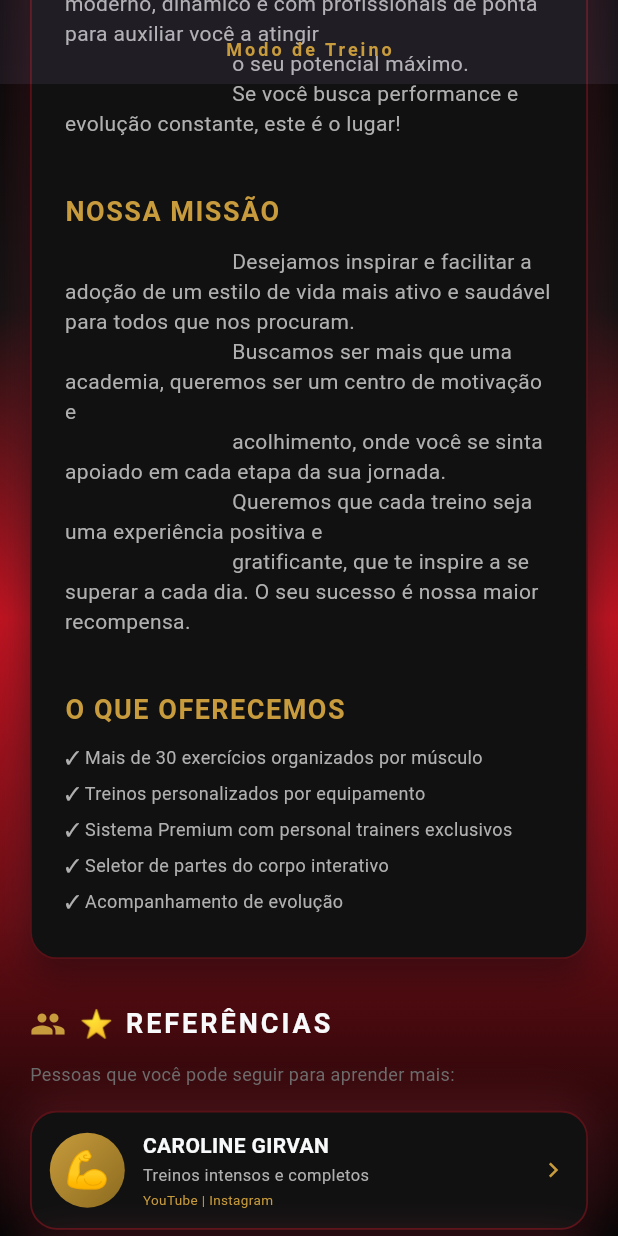
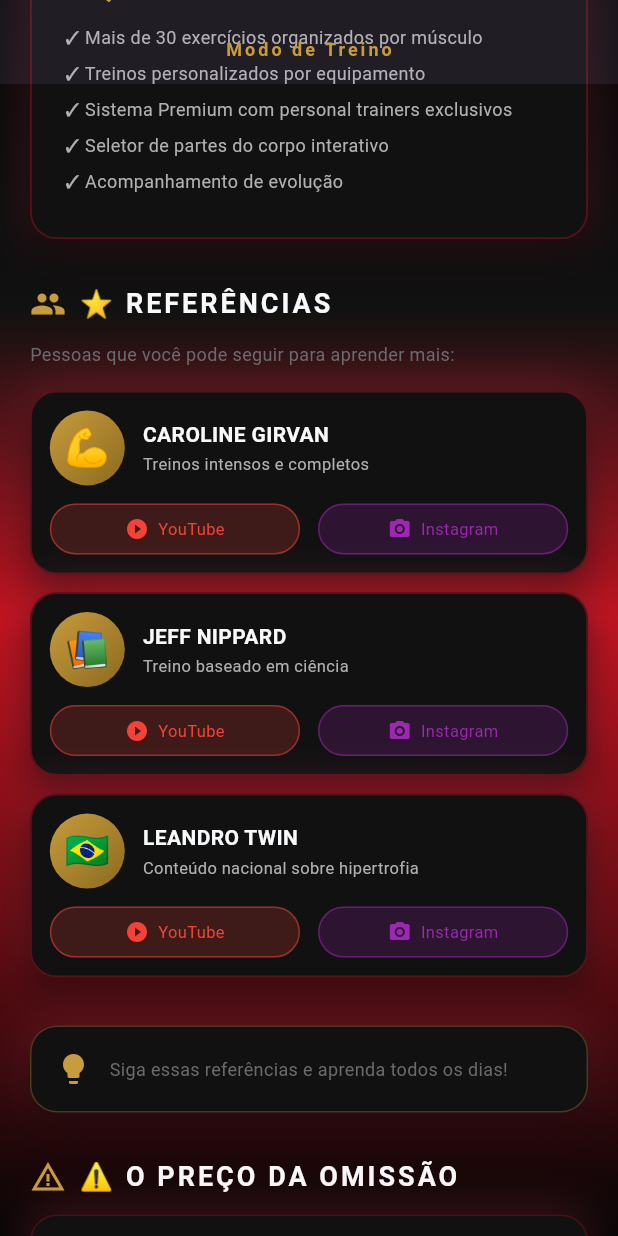
Before and after one commit to Car1os7/appLeandro, a Flutter app: the screen it shows after launch, scrolled down 1152 dp, on a phone screen of 412 x 824 dp. Run offline on Flutter 3.47's test engine with Material 3 defaults, Android fonts, the light colour scheme and no system bars; our stand-ins replace shared_preferences; missing offline and left inert: flutter_body_part_selector.

Commit message:
youtuber e instagram
adicionado a url das redes sociais

```diff
--- a/meu_app_treino/lib/screens/landing_page.dart
+++ b/meu_app_treino/lib/screens/landing_page.dart
@@ -2,8 +2,9 @@
 // 📦 IMPORTAÇÕES NECESSÁRIAS
 // ============================================
 import 'package:flutter/material.dart';
-import '../theme/app_theme.dart';           // Cores, textos e estilos do app
-import 'transition_dmc_screen.dart';        // Tela de carregamento interativa
+import 'package:url_launcher/url_launcher.dart';
+import '../theme/app_theme.dart';
+import 'transition_dmc_screen.dart';
 
 // ============================================
 // 🏠 TELA INICIAL (LANDING PAGE)
@@ -11,6 +12,19 @@
 // ============================================
 
 class LandingPage extends StatelessWidget {
+
+  // ============================================
+  // 🔗 FUNÇÃO PARA ABRIR LINKS
+  // ============================================
+  Future<void> _abrirLink(String url) async {
+    final Uri uri = Uri.parse(url);
+    if (await canLaunchUrl(uri)) {
+      await launchUrl(uri, mode: LaunchMode.externalApplication);
+    } else {
+      throw 'Não foi possível abrir o link: $url';
+    }
+  }
+
   @override
   Widget build(BuildContext context) {
     return Scaffold(
@@ -19,7 +33,7 @@
           // ========== 🔴 FUNDO COM GRADIENTE ==========
           Container(
             decoration: BoxDecoration(
-              gradient: AppColors.landingGradient,  // Gradiente do tema
+              gradient: AppColors.landingGradient,
             ),
           ),
 
@@ -28,19 +42,19 @@
             slivers: [
               // ========== 🎨 CABEÇALHO (APP BAR EXPANDIDA) ==========
               SliverAppBar(
-                expandedHeight: 320,      // Altura quando expandido
+                expandedHeight: 320,
                 floating: false,
-                pinned: true,             // Fica fixo no topo
+                pinned: true,
                 backgroundColor: Colors.transparent,
                 elevation: 0,
                 flexibleSpace: FlexibleSpaceBar(
                   title: Text(
-                    AppTexts.appName,     // Nome do app (do tema)
+                    AppTexts.appName,
                     style: TextStyle(
                       fontSize: 12,
                       fontWeight: FontWeight.bold,
                       letterSpacing: 2,
-                      color: AppColors.accent,  // Cor dourada
+                      color: AppColors.accent,
                     ),
                   ),
                   centerTitle: true,
@@ -51,7 +65,7 @@
                         end: Alignment.bottomCenter,
                         colors: [
                           Colors.black.withOpacity(0.9),
-                          AppColors.primary.withOpacity(0.3),  // Vermelho suave
+                          AppColors.primary.withOpacity(0.3),
                           Colors.black.withOpacity(0.9),
                         ],
                       ),
@@ -60,13 +74,12 @@
                       child: Column(
                         mainAxisAlignment: MainAxisAlignment.center,
                         children: [
-                          // 🏋️ Ícone principal (halter)
                           Container(
                             padding: EdgeInsets.all(20),
                             decoration: BoxDecoration(
                               shape: BoxShape.circle,
                               border: Border.all(
-                                color: AppColors.accent,  // Borda dourada
+                                color: AppColors.accent,
                                 width: 3,
                               ),
                               boxShadow: [
@@ -80,12 +93,10 @@
                             child: Icon(
                               Icons.fitness_center,
                               size: 65,
-                              color: AppColors.primary,  // Vermelho
+                              color: AppColors.primary,
                             ),
                           ),
                           SizedBox(height: 20),
-
-                          // 📝 Títulos principais
                           Text(
                             "SUA JORNADA",
                             style: TextStyle(
@@ -133,7 +144,6 @@
                   child: Column(
                     crossAxisAlignment: CrossAxisAlignment.start,
                     children: [
-                      // 💬 Frase motivacional
                       _buildQuoteCard(
                         '"A dor que você sente hoje será a força que você terá amanhã."',
                       ),
@@ -191,18 +201,10 @@
                             ),
                             SizedBox(height: 10),
                             Text(
-                              '''
-                              Somos mais do que uma academia, somos uma comunidade comprometida com o seu bem-estar
-                              e evolução constante. A MINHA ACADEMIA PREMIUM nasceu com o propósito de transformar
-                              vidas por meio do movimento, do exercício físico e da convivência.
-                              Oferecemos um espaço moderno, dinâmico e com profissionais de ponta para auxiliar você a atingir
-                              o seu potencial máximo.
-                              Se você busca performance e evolução constante, este é o lugar!
-                              ''',
+                              'Somos mais do que uma academia, somos uma comunidade comprometida com o seu bem-estar e evolução constante...',
                               style: AppStyles.bodyMedium,
                             ),
                             SizedBox(height: 16),
-
                             Text(
                               'NOSSA MISSÃO',
                               style: TextStyle(
@@ -214,17 +216,10 @@
                             ),
                             SizedBox(height: 10),
                             Text(
-                              '''
-                              Desejamos inspirar e facilitar a adoção de um estilo de vida mais ativo e saudável para todos que nos procuram.
-                              Buscamos ser mais que uma academia, queremos ser um centro de motivação e
-                              acolhimento, onde você se sinta apoiado em cada etapa da sua jornada.
-                              Queremos que cada treino seja uma experiência positiva e
-                              gratificante, que te inspire a se superar a cada dia. O seu sucesso é nossa maior recompensa.
-                              ''',
+                              'Desejamos inspirar e facilitar a adoção de um estilo de vida mais ativo e saudável...',
                               style: AppStyles.bodyMedium,
                             ),
                             SizedBox(height: 16),
-
                             Text(
                               'O QUE OFERECEMOS',
                               style: TextStyle(
@@ -246,7 +241,7 @@
 
                       SizedBox(height: 30),
 
-                      // ========== ⭐ SEÇÃO 3: REFERÊNCIAS (INFLUENCIADORES) ==========
+                      // ========== ⭐ SEÇÃO 3: REFERÊNCIAS COM LINKS ==========
                       _buildSectionTitle('⭐ REFERÊNCIAS', Icons.people),
                       SizedBox(height: 12),
 
@@ -256,28 +251,35 @@
                       ),
                       SizedBox(height: 16),
 
-                      _buildInfluencerCard(
+                      // Caroline Girvan
+                      _buildInfluencerCardWithLinks(
                         nome: 'CAROLINE GIRVAN',
                         icone: '💪',
                         descricao: 'Treinos intensos e completos',
-                        redes: 'YouTube | Instagram',
+                        urlYouTube: 'https://youtube.com/@carolinegirvan',
+                        urlInstagram: 'https://instagram.com/carolinegirvan',
                       ),
-                      _buildInfluencerCard(
+
+                      // Jeff Nippard
+                      _buildInfluencerCardWithLinks(
                         nome: 'JEFF NIPPARD',
                         icone: '📚',
                         descricao: 'Treino baseado em ciência',
-                        redes: 'YouTube | Instagram',
+                        urlYouTube: 'https://youtube.com/@jeffnippard',
+                        urlInstagram: 'https://instagram.com/jeffnippard',
                       ),
-                      _buildInfluencerCard(
+
+                      // Leandro Twin
+                      _buildInfluencerCardWithLinks(
                         nome: 'LEANDRO TWIN',
                         icone: '🇧🇷',
                         descricao: 'Conteúdo nacional sobre hipertrofia',
-                        redes: 'YouTube | Instagram',
+                        urlYouTube: 'https://youtube.com/@leandrotwin',
+                        urlInstagram: 'https://instagram.com/leandrotwin',
                       ),
 
                       SizedBox(height: 20),
 
-                      // 💡 Dica extra
                       Container(
                         width: double.infinity,
                         padding: EdgeInsets.all(16),
@@ -326,7 +328,7 @@
                         width: double.infinity,
                         padding: EdgeInsets.all(25),
                         decoration: BoxDecoration(
-                          gradient: AppColors.premiumGradient,  // Gradiente dourado
+                          gradient: AppColors.premiumGradient,
                           borderRadius: BorderRadius.circular(20),
                           boxShadow: [
                             BoxShadow(
@@ -362,7 +364,6 @@
                               width: double.infinity,
                               child: ElevatedButton.icon(
                                 onPressed: () {
-                                  // Vai para a tela de carregamento interativo
                                   Navigator.push(
                                     context,
                                     MaterialPageRoute(
@@ -372,7 +373,7 @@
                                 },
                                 icon: Icon(Icons.arrow_forward, size: 22),
                                 label: Text(
-                                  AppTexts.enterButton,  // "AWAKEN YOUR POWER"
+                                  AppTexts.enterButton,
                                   style: TextStyle(
                                     fontSize: 16,
                                     fontWeight: FontWeight.bold,
@@ -397,7 +398,6 @@
 
                       SizedBox(height: 40),
 
-                      // 🏆 Frase final
                       Center(
                         child: Text(
                           '🏆 "O único treino ruim é o que não foi feito." 🏆',
@@ -423,10 +423,9 @@
   }
 
   // ============================================
-  // 🛠️ WIDGETS AUXILIARES (COMPONENTES REUTILIZÁVEIS)
+  // 🛠️ WIDGETS AUXILIARES
   // ============================================
 
-  // 📌 Título das seções (ex: "🔥 VANTAGENS")
   Widget _buildSectionTitle(String titulo, IconData icone) {
     return Row(
       children: [
@@ -445,7 +444,6 @@
     );
   }
 
-  // 💬 Card de frase motivacional
   Widget _buildQuoteCard(String quote) {
     return Container(
       width: double.infinity,
@@ -466,7 +464,6 @@
     );
   }
 
-  // ✅ Card de benefício/vantagem
   Widget _buildBenefitCard({
     required String titulo,
     required String descricao,
@@ -480,7 +477,6 @@
       ),
       child: Row(
         children: [
-          // Ícone com fundo dourado
           Container(
             padding: EdgeInsets.all(10),
             decoration: BoxDecoration(
@@ -515,7 +511,6 @@
     );
   }
 
-  // ⚠️ Card de aviso/desvantagem
   Widget _buildWarningCard({
     required String titulo,
     required String descricao,
@@ -557,7 +552,6 @@
     );
   }
 
-  // 📋 Item da lista "O que oferecemos"
   Widget _buildOfferItem(String texto) {
     return Padding(
       padding: EdgeInsets.only(bottom: 6),
@@ -568,12 +562,15 @@
     );
   }
 
-  // 🌟 Card de influenciador/referência
-  Widget _buildInfluencerCard({
+  // ============================================
+  // 🌟 CARD DE INFLUENCIADOR COM LINKS CLICÁVEIS
+  // ============================================
+  Widget _buildInfluencerCardWithLinks({
     required String nome,
     required String icone,
     required String descricao,
-    required String redes,
+    required String urlYouTube,
+    required String urlInstagram,
   }) {
     return Container(
       margin: EdgeInsets.only(bottom: 12),
@@ -581,9 +578,11 @@
       decoration: AppStyles.cardDecoration(
         backgroundColor: AppColors.cardBackground,
       ),
-      child: Row(
+      child: Column(
+        crossAxisAlignment: CrossAxisAlignment.start,
         children: [
-          // Ícone circular do influenciador
+          Row(
+            children: [
               Container(
                 width: 50,
                 height: 50,
@@ -613,17 +612,74 @@
                       descricao,
                       style: TextStyle(fontSize: 11, color: AppColors.textSecondary),
                     ),
-                SizedBox(height: 2),
+                  ],
+                ),
+              ),
+            ],
+          ),
+          SizedBox(height: 12),
+
+          // Botões de links
+          Row(
+            children: [
+              // Botão YouTube
+              Expanded(
+                child: _buildLinkButton(
+                  icone: Icons.play_circle_filled,
+                  cor: Colors.red,
+                  texto: 'YouTube',
+                  url: urlYouTube,
+                ),
+              ),
+              SizedBox(width: 12),
+
+              // Botão Instagram
+              Expanded(
+                child: _buildLinkButton(
+                  icone: Icons.camera_alt,
+                  cor: Colors.purple,
+                  texto: 'Instagram',
+                  url: urlInstagram,
+                ),
+              ),
+            ],
+          ),
+        ],
+      ),
+    );
+  }
+
+  // ============================================
+  // 🔘 BOTÃO DE LINK INDIVIDUAL
+  // ============================================
+  Widget _buildLinkButton({
+    required IconData icone,
+    required Color cor,
+    required String texto,
+    required String url,
+  }) {
+    return InkWell(
+      onTap: () => _abrirLink(url),
+      borderRadius: BorderRadius.circular(30),
+      child: Container(
+        padding: EdgeInsets.symmetric(vertical: 8),
+        decoration: BoxDecoration(
+          color: cor.withOpacity(0.2),
+          borderRadius: BorderRadius.circular(30),
+          border: Border.all(color: cor.withOpacity(0.5)),
+        ),
+        child: Row(
+          mainAxisAlignment: MainAxisAlignment.center,
+          children: [
+            Icon(icone, size: 16, color: cor),
+            SizedBox(width: 6),
             Text(
-                  redes,
-                  style: TextStyle(fontSize: 9, color: AppColors.accent),
+              texto,
+              style: TextStyle(fontSize: 11, color: cor),
             ),
           ],
         ),
       ),
-          Icon(Icons.chevron_right, color: AppColors.accent, size: 20),
-        ],
-      ),
     );
   }
 }
--- a/meu_app_treino/pubspec.yaml
+++ b/meu_app_treino/pubspec.yaml
@@ -41,6 +41,7 @@
   shared_preferences: ^2.5.5
   url_launcher: ^6.3.2
   flutter_body_part_selector: ^1.0.0
+
 
 dev_dependencies:
   flutter_test:
```
Lines whose indentation alone changed are shown as unchanged.
